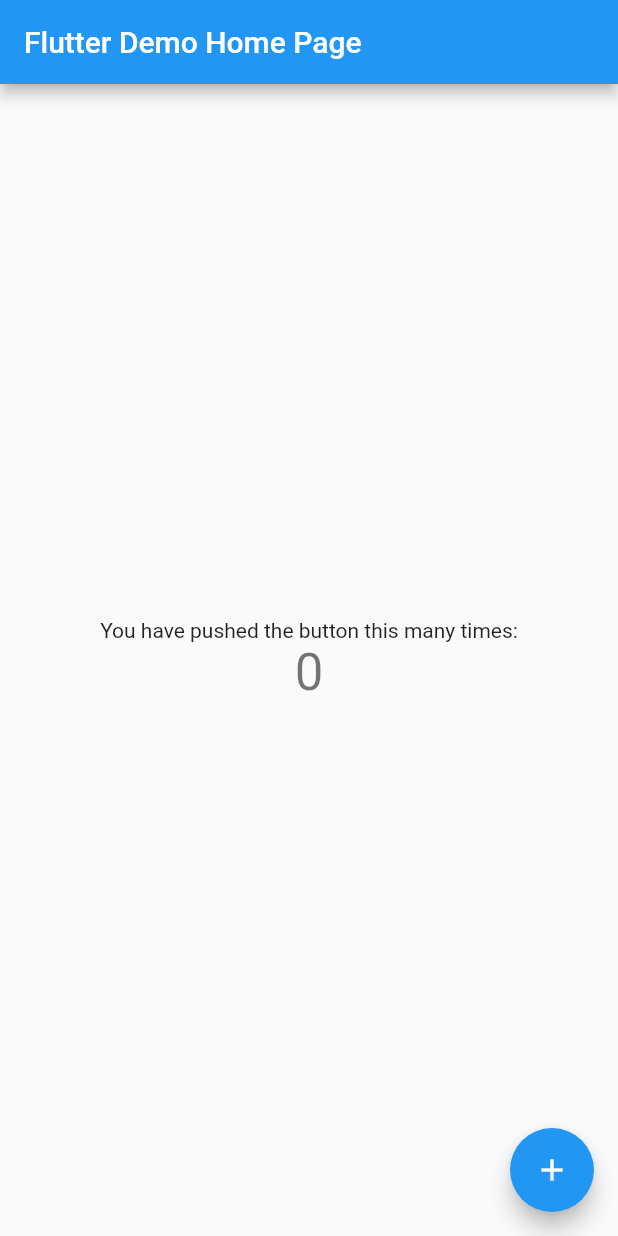
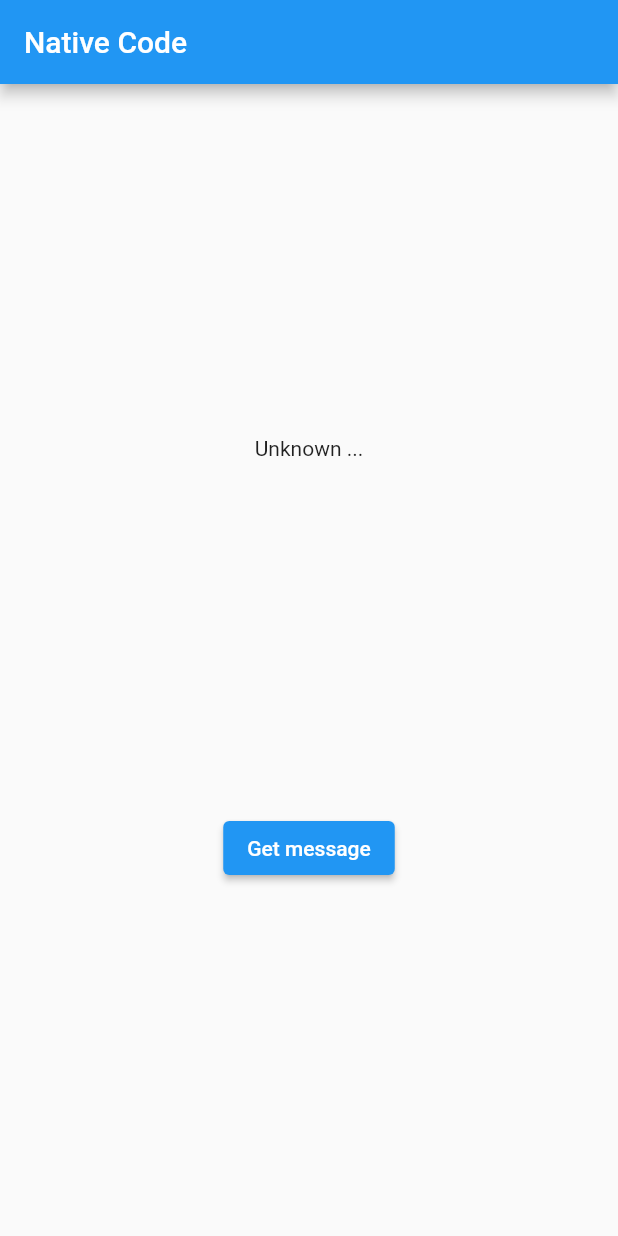
Before and after one commit to t2hieu91/ConnectNativeCode, a Flutter app: the screen it shows after launch, on a phone screen of 412 x 824 dp. Run offline on Flutter 3.47's test engine with Material 2 defaults, Android fonts, the phone set to English and light mode, and no system bars.

Commit message:
Native ios

```diff
--- a/lib/main.dart
+++ b/lib/main.dart
@@ -1,117 +1,67 @@
 import 'package:flutter/material.dart';
+import 'package:flutter/services.dart';
 
 void main() {
   runApp(MyApp());
 }
 
 class MyApp extends StatelessWidget {
-  // This widget is the root of your application.
   @override
   Widget build(BuildContext context) {
     return MaterialApp(
       title: 'Flutter Demo',
       theme: ThemeData(
-        // This is the theme of your application.
-        //
-        // Try running your application with "flutter run". You'll see the
-        // application has a blue toolbar. Then, without quitting the app, try
-        // changing the primarySwatch below to Colors.green and then invoke
-        // "hot reload" (press "r" in the console where you ran "flutter run",
-        // or simply save your changes to "hot reload" in a Flutter IDE).
-        // Notice that the counter didn't reset back to zero; the application
-        // is not restarted.
         primarySwatch: Colors.blue,
-        // This makes the visual density adapt to the platform that you run
-        // the app on. For desktop platforms, the controls will be smaller and
-        // closer together (more dense) than on mobile platforms.
         visualDensity: VisualDensity.adaptivePlatformDensity,
       ),
-      home: MyHomePage(title: 'Flutter Demo Home Page'),
+      home: MyHomePage(),
     );
   }
 }
 
 class MyHomePage extends StatefulWidget {
-  MyHomePage({Key key, this.title}) : super(key: key);
-
-  // This widget is the home page of your application. It is stateful, meaning
-  // that it has a State object (defined below) that contains fields that affect
-  // how it looks.
-
-  // This class is the configuration for the state. It holds the values (in this
-  // case the title) provided by the parent (in this case the App widget) and
-  // used by the build method of the State. Fields in a Widget subclass are
-  // always marked "final".
-
-  final String title;
-
   @override
   _MyHomePageState createState() => _MyHomePageState();
 }
 
 class _MyHomePageState extends State<MyHomePage> {
-  int _counter = 0;
+  static const platform =
+      const MethodChannel('com.example.ConnectNativeCode/battery');
+  // Get battery level.
+  String _batteryLevel = 'Unknown ...';
 
-  void _incrementCounter() {
+  Future<void> _getBatteryLevel() async {
+    String batteryLevel;
+    try {
+      final result = await platform.invokeMethod('getBatteryLevel');
+      batteryLevel = '$result';
+    } on PlatformException catch (e) {
+      batteryLevel = "Failed to: '${e.message}'.";
+    }
+
     setState(() {
-      // This call to setState tells the Flutter framework that something has
-      // changed in this State, which causes it to rerun the build method below
-      // so that the display can reflect the updated values. If we changed
-      // _counter without calling setState(), then the build method would not be
-      // called again, and so nothing would appear to happen.
-      _counter++;
+      _batteryLevel = batteryLevel;
     });
   }
 
   @override
   Widget build(BuildContext context) {
-    // This method is rerun every time setState is called, for instance as done
-    // by the _incrementCounter method above.
-    //
-    // The Flutter framework has been optimized to make rerunning build methods
-    // fast, so that you can just rebuild anything that needs updating rather
-    // than having to individually change instances of widgets.
     return Scaffold(
       appBar: AppBar(
-        // Here we take the value from the MyHomePage object that was created by
-        // the App.build method, and use it to set our appbar title.
-        title: Text(widget.title),
+        title: Text('Native Code'),
       ),
       body: Center(
-        // Center is a layout widget. It takes a single child and positions it
-        // in the middle of the parent.
         child: Column(
-          // Column is also a layout widget. It takes a list of children and
-          // arranges them vertically. By default, it sizes itself to fit its
-          // children horizontally, and tries to be as tall as its parent.
-          //
-          // Invoke "debug painting" (press "p" in the console, choose the
-          // "Toggle Debug Paint" action from the Flutter Inspector in Android
-          // Studio, or the "Toggle Debug Paint" command in Visual Studio Code)
-          // to see the wireframe for each widget.
-          //
-          // Column has various properties to control how it sizes itself and
-          // how it positions its children. Here we use mainAxisAlignment to
-          // center the children vertically; the main axis here is the vertical
-          // axis because Columns are vertical (the cross axis would be
-          // horizontal).
-          mainAxisAlignment: MainAxisAlignment.center,
-          children: <Widget>[
-            Text(
-              'You have pushed the button this many times:',
-            ),
-            Text(
-              '$_counter',
-              style: Theme.of(context).textTheme.headline4,
+          mainAxisAlignment: MainAxisAlignment.spaceEvenly,
+          children: [
+            Text(_batteryLevel),
+            ElevatedButton(
+              child: Text('Get message'),
+              onPressed: _getBatteryLevel,
             ),
           ],
         ),
       ),
-      floatingActionButton: FloatingActionButton(
-        onPressed: _incrementCounter,
-        tooltip: 'Increment',
-        child: Icon(Icons.add),
-      ), // This trailing comma makes auto-formatting nicer for build methods.
     );
   }
 }
```
Also changed, not shown: 2 other files.
